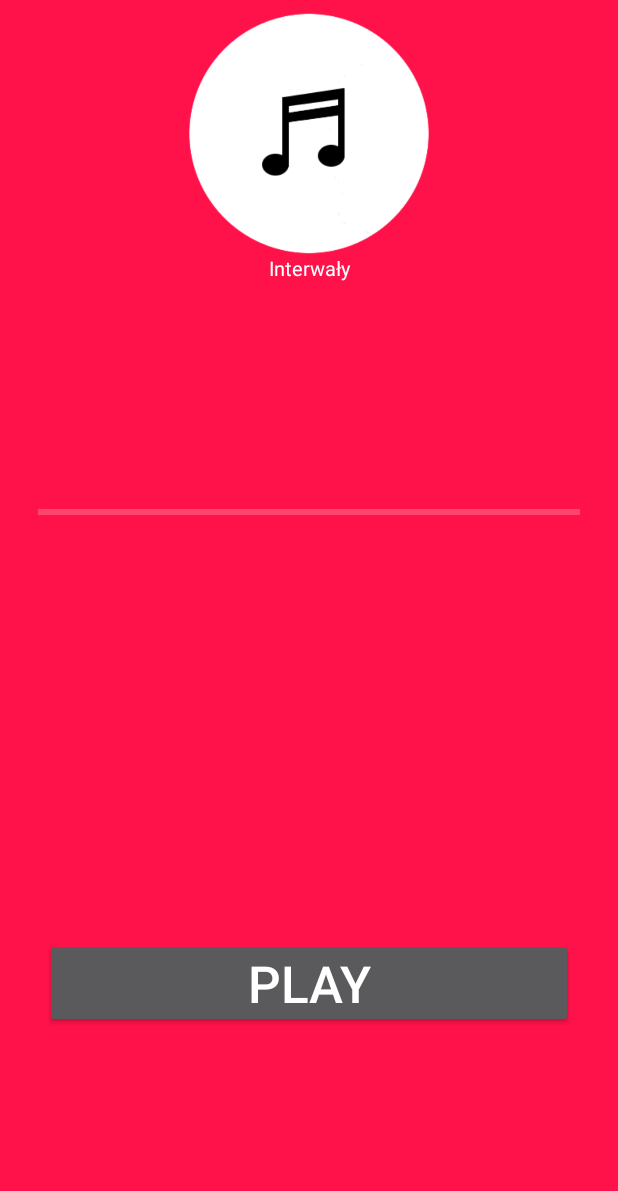
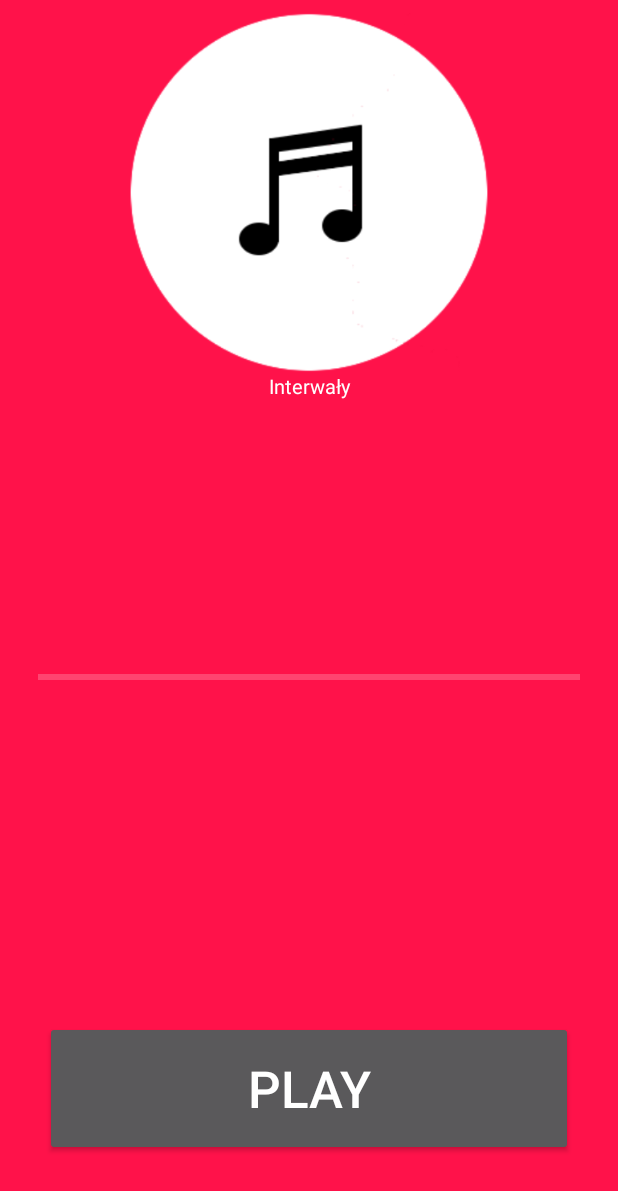
Before and after one commit to bogusz2233/Ear-training, an Android app: the InterwalyCwiczenie screen opened directly, with no data from a screen before it, on a phone screen of 412 x 824 dp. Shown: the top 1191 px of the screen. Run offline under Robolectric (Android 15) with nearby library versions, the phone set to English and light mode, and no system bars.

Commit message:
improved layots

```diff
--- /dev/null
+++ b/MidiDriver/build.gradle
@@ -0,0 +1,2 @@
+configurations.maybeCreate("default")
+artifacts.add("default", file('MidiDriver.aar'))
--- a/app/build.gradle
+++ b/app/build.gradle
@@ -32,4 +32,5 @@ dependencies {
     compile 'com.android.support.constraint:constraint-layout:1.0.2'
     compile 'com.android.support:support-v4:26.+'
     testCompile 'junit:junit:4.12'
+    compile project(':MidiDriver')
 }
--- a/app/src/main/AndroidManifest.xml
+++ b/app/src/main/AndroidManifest.xml
@@ -4,9 +4,9 @@
 
     <application
         android:allowBackup="true"
-        android:icon="@drawable/logo"
+        android:icon="@mipmap/ic_launcher"
         android:label="@string/app_name"
-        android:roundIcon="@drawable/logo"
+        android:roundIcon="@mipmap/ic_launcher_round"
         android:supportsRtl="true"
         android:theme="@style/AppTheme">
         <activity
--- a/app/src/main/java/com/example/bogusz/eartraining/InterwalyCwiczenie.java
+++ b/app/src/main/java/com/example/bogusz/eartraining/InterwalyCwiczenie.java
@@ -1,8 +1,8 @@
 package com.example.bogusz.eartraining;
 
 import android.media.MediaPlayer;
+import android.os.Bundle;
 import android.support.v7.app.AppCompatActivity;
-import android.os.Bundle;
 import android.view.View;
 import android.widget.Button;
 import android.widget.ProgressBar;
@@ -10,13 +10,13 @@ import android.widget.ProgressBar;
 import java.util.Timer;
 import java.util.TimerTask;
 
-
-public class InterwalyCwiczenie extends AppCompatActivity {
+public class InterwalyCwiczenie extends AppCompatActivity{
 
     //GUI
     ProgressBar progressBarInterwaly;
     IkonaFragment ikonaFragmentInterwaly;
     Button  buttonPlay;
+
 
     //logic
     private MediaPlayer plikMuzyczny;           // klasa do otwierania muzyki
@@ -49,6 +49,20 @@ public class InterwalyCwiczenie extends AppCompatActivity {
         setUpView();
         setUpButtonPlay();
         syncTimerSetUp();
+    }
+
+    @Override
+    protected void onResume() {
+        super.onResume();
+
+
+    }
+
+    @Override
+    protected void onPause() {
+        super.onPause();
+
+
     }
 
     @Override
@@ -132,4 +146,6 @@ public class InterwalyCwiczenie extends AppCompatActivity {
         plikMuzyczny = null;
         timerSync.cancel();
     }
+
+
 }
--- a/app/src/main/res/layout/activity_interwaly_cwiczenie.xml
+++ b/app/src/main/res/layout/activity_interwaly_cwiczenie.xml
@@ -1,79 +1,62 @@
 <?xml version="1.0" encoding="utf-8"?>
 
-<RelativeLayout xmlns:android="http://schemas.android.com/apk/res/android"
+<LinearLayout xmlns:android="http://schemas.android.com/apk/res/android"
 
         xmlns:tools="http://schemas.android.com/tools"
-    android:layout_width="match_parent"
-    android:layout_height="match_parent"
+        android:layout_width="match_parent"
+        android:layout_height="match_parent"
+        android:orientation="vertical"
         android:background="@color/colorPrimary"
         tools:context="com.example.bogusz.eartraining.InterwalyCwiczenie"
         android:paddingTop="3dp"
-        android:paddingBottom="3dp"
-        tools:layout_editor_absoluteY="8dp"
-        tools:layout_editor_absoluteX="8dp">
+        android:paddingBottom="3dp">
 
 
 
-        <TableLayout
-            android:layout_width="match_parent"
-            android:layout_height="fill_parent"
-            android:shrinkColumns="*"
-            android:stretchColumns="*">
 
             <fragment
                 android:layout_gravity="center_horizontal"
                 android:id="@+id/ikonaFragmentInterwaly"
                 android:name="com.example.bogusz.eartraining.IkonaFragment"
                 android:layout_width="match_parent"
-                android:layout_height="190dp"
-                android:gravity="center"
+                android:layout_height="0dp"
+                android:layout_weight="3"
                 tools:layout="@layout/fragment_ikona" />
 
 
-            <TableRow
-                android:layout_height="match_parent"
-                android:layout_weight="1">
 
                 <ProgressBar
                     android:layout_marginLeft="20dp"
                     android:layout_marginRight="20dp"
+
                     android:id="@+id/progressBarInterwaly"
                     style="?android:attr/progressBarStyleHorizontal"
-                    android:layout_height="wrap_content"
-                    android:layout_gravity="center_vertical"
+                    android:layout_height="0dp"
+                    android:layout_weight="4"
+                    android:layout_width="match_parent"
                     android:max="100"
                     android:padding="5dp"
                     android:progress="15" />
 
-            </TableRow>
 
-            <TableRow
 
-                android:layout_width="match_parent"
-                android:layout_height="match_parent"
-                android:layout_weight="1">
 
                 <Button
+                    android:layout_marginTop="50dp"
+                    android:layout_marginBottom="50dp"
                     android:id="@+id/buttonPlay"
                     android:layout_marginRight="30dp"
                     android:layout_marginLeft="30dp"
                     android:padding="5dp"
                     android:layout_gravity="center_vertical"
                     android:layout_width="match_parent"
-                    android:layout_height="60dp"
+                    android:layout_height="0dp"
+                    android:layout_weight="1"
                     android:text="PLAY"
                     android:textSize="34sp"
 
                     />
 
-            </TableRow>
 
 
-
-
-        </TableLayout>
-
-
-
-
-</RelativeLayout>
+</LinearLayout>
--- a/settings.gradle
+++ b/settings.gradle
@@ -1 +1 @@
-include ':app'
+include ':app', ':MidiDriver'
```
Also changed, not shown: app/src/main/res/layout/activity_choose_screen.xml (+7 -18 lines), app/src/main/res/layout/activity_main.xml (+15 -16 lines), app/libs/MidiDriver.aar (added), 3 other files.
